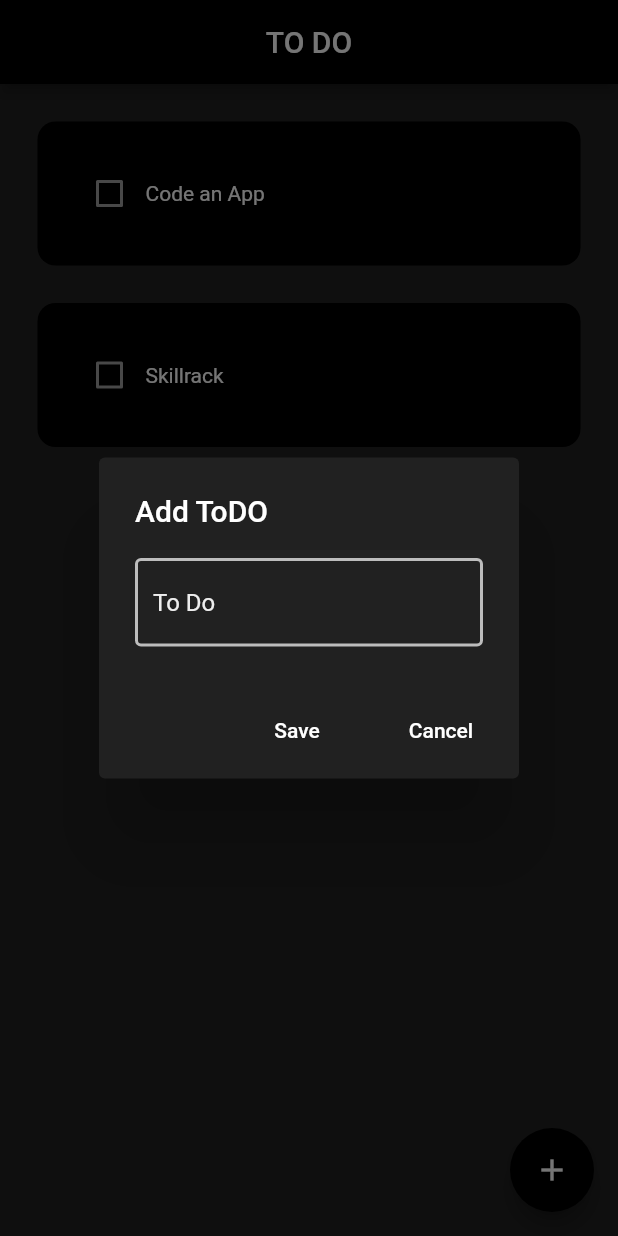
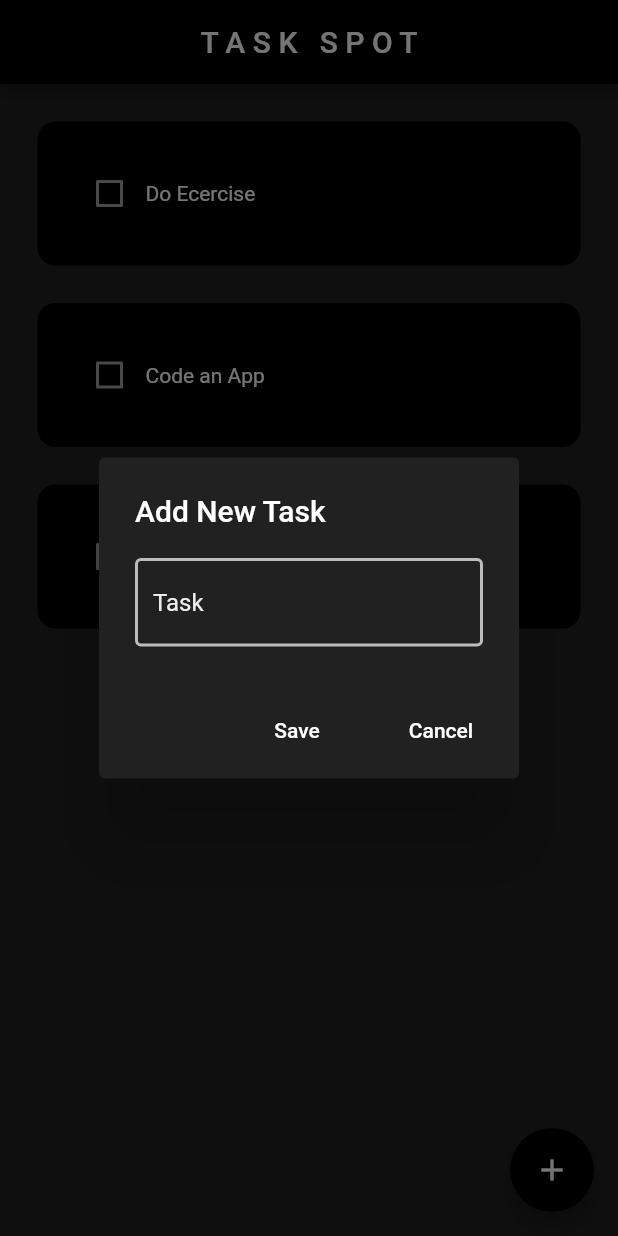
Before and after one commit to Muckesh/ToDo, a Flutter app: the screen it shows after launch, after a tap on the "add" icon, on a phone screen of 412 x 824 dp. Run offline on Flutter 3.47's test engine with Material 2 defaults, Android fonts, the phone set to English and light mode, and no system bars; drawn by our look-alikes of flutter_slidable; our stand-ins replace hive, hive_flutter; accounts and stored records are empty.

```diff
--- a/lib/components/dialog_box.dart
+++ b/lib/components/dialog_box.dart
@@ -16,7 +16,7 @@ class DialogBox extends StatelessWidget {
     return AlertDialog(
       backgroundColor: Colors.grey.shade900,
       title: const Text(
-        "Add ToDO",
+        "Add New Task",
         style: TextStyle(
           color: Colors.white,
         ),
@@ -27,7 +27,7 @@ class DialogBox extends StatelessWidget {
         controller: todoController,
         decoration: InputDecoration(
           focusColor: Colors.white,
-          hintText: "To Do",
+          hintText: "Task",
           hintStyle: TextStyle(
             color: Colors.grey.shade200,
           ),
--- a/lib/components/todo_tile.dart
+++ b/lib/components/todo_tile.dart
@@ -40,15 +40,18 @@ class TodoTile extends StatelessWidget {
                 value: isCompleted,
                 onChanged: onChanged,
               ),
-              Text(
+              Expanded(
+                child: Text(
                   todo,
                   style: TextStyle(
                     color: Colors.white,
+                    overflow: TextOverflow.visible,
                     // fontWeight: FontWeight.bold,
                     decoration: isCompleted
                         ? TextDecoration.lineThrough
                         : TextDecoration.none,
                     // fontSize: 18,
+                  ),
                 ),
               ),
             ],
--- /dev/null
+++ b/lib/data/todo_database.dart
@@ -0,0 +1,27 @@
+import 'package:hive/hive.dart';
+
+class TodoDatabase {
+  List todoList = [];
+
+  // reference box
+  final _mybox = Hive.box("Todo_Database");
+
+  // initial data for first time
+  void createInitialData() {
+    todoList = [
+      ["Do Ecercise", false],
+      ["Code an App", false],
+      ["Learn AI", false],
+    ];
+  }
+
+  // load data from database
+  void loadData() {
+    todoList = _mybox.get("TODOLIST");
+  }
+
+  // update database
+  void updateDatabase() {
+    _mybox.put("TODOLIST", todoList);
+  }
+}
--- a/lib/main.dart
+++ b/lib/main.dart
@@ -1,7 +1,15 @@
 import 'package:flutter/material.dart';
+import 'package:hive_flutter/hive_flutter.dart';
+
 import 'package:todo_app/screens/home_screen.dart';
 
-void main() {
+void main() async {
+  // init Hive
+  await Hive.initFlutter();
+
+  // open hive box
+  await Hive.openBox("Todo_Database");
+
   runApp(const MyApp());
 }
 
@@ -12,7 +20,8 @@ class MyApp extends StatelessWidget {
   @override
   Widget build(BuildContext context) {
     return MaterialApp(
-      title: 'To Do',
+      title: 'TASK SPOT',
+      debugShowCheckedModeBanner: false,
       theme: ThemeData(
         checkboxTheme: CheckboxThemeData(
           side: BorderSide(color: Colors.grey, width: 2.0),
@@ -33,6 +42,7 @@ class MyApp extends StatelessWidget {
             },
           ),
         ),
+
         // This is the theme of your application.
         //
         // TRY THIS: Try running your application with "flutter run". You'll see
--- a/lib/screens/home_screen.dart
+++ b/lib/screens/home_screen.dart
@@ -1,6 +1,8 @@
 import 'package:flutter/material.dart';
+import 'package:hive_flutter/hive_flutter.dart';
 import 'package:todo_app/components/dialog_box.dart';
 import 'package:todo_app/components/todo_tile.dart';
+import 'package:todo_app/data/todo_database.dart';
 
 class HomeScreen extends StatefulWidget {
   const HomeScreen({super.key});
@@ -10,32 +12,55 @@ class HomeScreen extends StatefulWidget {
 }
 
 class _HomeScreenState extends State<HomeScreen> {
+  // reference box
+  final _mybox = Hive.box("Todo_Database");
+  // reference database
+  TodoDatabase db = TodoDatabase();
+
+  @override
+  void initState() {
+    // if this is the 1st time ever openin this app
+    if (_mybox.get("TODOLIST") == null) {
+      db.createInitialData();
+    } else {
+      // if data exists
+      db.loadData();
+    }
+    super.initState();
+  }
+
   // todo controller
 
   final _todoController = TextEditingController();
 
   // List of TO DO's
-  List todoList = [
-    ["Code an App", false],
-    ["Skillrack", false],
-  ];
+  // List todoList = [
+  //   ["Code an App", false],
+  //   ["Skillrack", false],
+  // ];
 
   // checkbox changed
   void checkboxChanged(bool? isCompleted, int index) {
     setState(() {
-      todoList[index][1] = !todoList[index][1];
+      db.todoList[index][1] = !db.todoList[index][1];
     });
+    // update
+    db.updateDatabase();
   }
 
   // save
   void save() {
-    setState(() {
-      todoList.add([_todoController.text, false]);
-    });
+    if (_todoController.text != '') {
+      setState(() {
+        db.todoList.add([_todoController.text, false]);
+        // clear
+        _todoController.clear();
+      });
+    }
     // pop
     Navigator.pop(context);
-    // clear
-    _todoController.clear();
+    // update
+    db.updateDatabase();
   }
 
   // cancel
@@ -58,8 +83,10 @@ class _HomeScreenState extends State<HomeScreen> {
   // delete todo
   void deleteTodo(int index) {
     setState(() {
-      todoList.removeAt(index);
+      db.todoList.removeAt(index);
     });
+    // update
+    db.updateDatabase();
   }
 
   @override
@@ -69,7 +96,7 @@ class _HomeScreenState extends State<HomeScreen> {
       appBar: AppBar(
         backgroundColor: Colors.black,
         title: const Text(
-          "TO DO",
+          "T A S K   S P O T",
           style: TextStyle(
             color: Colors.white,
           ),
@@ -86,13 +113,13 @@ class _HomeScreenState extends State<HomeScreen> {
       ),
       body: ListView.builder(
         physics: const BouncingScrollPhysics(),
-        itemCount: todoList.length,
+        itemCount: db.todoList.length,
         itemBuilder: (context, index) {
           return GestureDetector(
-            onTap: () => checkboxChanged(todoList[index][1], index),
+            onTap: () => checkboxChanged(db.todoList[index][1], index),
             child: TodoTile(
-              todo: todoList[index][0],
-              isCompleted: todoList[index][1],
+              todo: db.todoList[index][0],
+              isCompleted: db.todoList[index][1],
               onChanged: (value) => checkboxChanged(value, index),
               deleteTodo: (context) => deleteTodo(index),
             ),
--- a/pubspec.yaml
+++ b/pubspec.yaml
@@ -36,10 +36,15 @@ dependencies:
   # Use with the CupertinoIcons class for iOS style icons.
   cupertino_icons: ^1.0.2
   flutter_slidable: ^3.0.0
+  hive: ^2.2.3
+  hive_flutter: ^1.1.0
+
 
 dev_dependencies:
   flutter_test:
     sdk: flutter
+  hive_generator: ^2.0.0
+  build_runner: ^2.4.6
 
   # The "flutter_lints" package below contains a set of recommended lints to
   # encourage good coding practices. The lint set provided by the package is
```
Also changed, not shown: pubspec.lock, 1 other file. Lines whose indentation alone changed are shown as unchanged.
